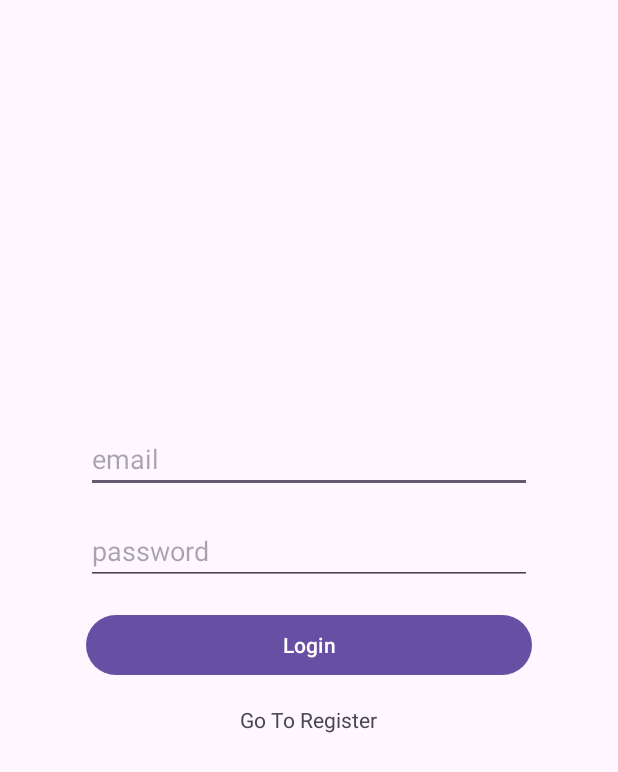
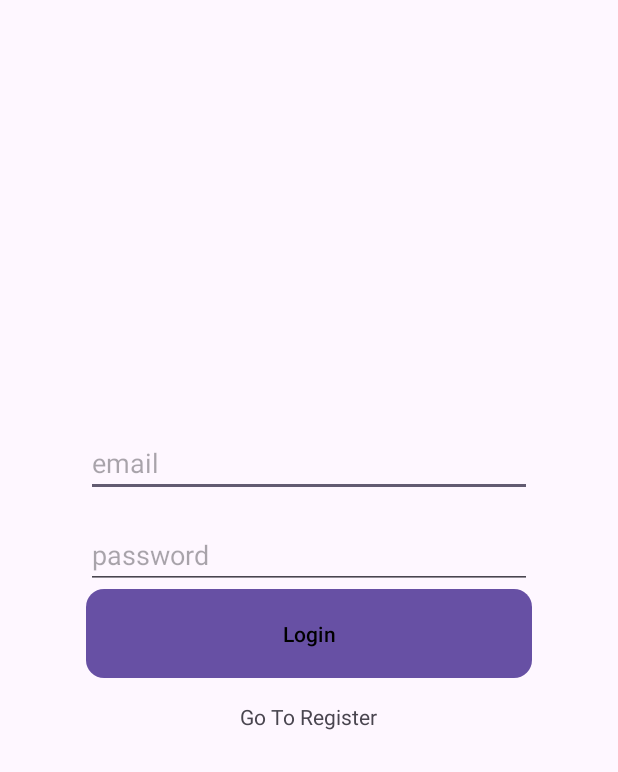
Before and after one commit to marcopetcu/BookClub, an Android app: the screen it shows after launch (MainActivity), on a phone screen of 412 x 824 dp. Shown: the top 772 px of the screen. Run offline under Robolectric (Android 15) with nearby library versions, the phone set to English and light mode, and no system bars; our stand-ins replace Room's generated code, navigation-ui.

Commit message:
Add Selector login

```diff
--- /dev/null
+++ b/app/src/main/res/color/text_primary_selector.xml
@@ -0,0 +1,9 @@
+<?xml version="1.0" encoding="utf-8"?>
+<selector xmlns:android="http://schemas.android.com/apk/res/android">
+    <!-- Dezactivat -->
+    <item android:state_enabled="false" android:color="@color/gray_500"/>
+    <!-- Apăsat -->
+    <item android:state_pressed="true" android:color="@android:color/white"/>
+    <!-- Default -->
+    <item android:color="@android:color/black"/>
+</selector>
--- /dev/null
+++ b/app/src/main/res/drawable/btn_primary_selector.xml
@@ -0,0 +1,17 @@
+<selector xmlns:android="http://schemas.android.com/apk/res/android">
+    <!-- Apăsat -->
+    <item android:state_pressed="true">
+        <shape android:shape="rectangle">
+            <solid android:color="@color/purple_700"/>
+            <corners android:radius="12dp"/>
+        </shape>
+    </item>
+
+    <!-- Stare implicită -->
+    <item>
+        <shape android:shape="rectangle">
+            <solid android:color="@color/purple_500"/>
+            <corners android:radius="12dp"/>
+        </shape>
+    </item>
+</selector>
--- a/app/src/main/res/layout/fragment_login.xml
+++ b/app/src/main/res/layout/fragment_login.xml
@@ -34,7 +34,10 @@
             android:layout_width="match_parent"
             android:layout_height="wrap_content"
             android:text="@string/login"
-            android:layout_marginTop="@dimen/default_space" />
+            android:background="@drawable/btn_primary_selector"
+            android:textColor="@color/text_primary_selector"
+            android:padding="16dp"
+            android:textAllCaps="false"/>
 
         <TextView
             android:id="@+id/tv_register"
--- a/app/src/main/res/values/colors.xml
+++ b/app/src/main/res/values/colors.xml
@@ -2,8 +2,15 @@
 <resources>
     <color name="black">#FF000000</color>
     <color name="white">#FFFFFFFF</color>
+
+    <!-- badge-uri -->
     <color name="badgeLive">#FF6F00</color>        <!-- portocaliu -->
     <color name="badgeScheduled">#FFC107</color>   <!-- galben -->
     <color name="badgeClosed">#9E9E9E</color>      <!-- gri -->
-    <color name="badgeTextOn">#FFFFFF</color>
+    <color name="badgeTextOn">#FFFFFFFF</color>
+
+    <!-- pentru selector -->
+    <color name="gray_500">#9E9E9E</color>
+    <color name="purple_500">#6200EE</color>
+    <color name="purple_700">#3700B3</color>
 </resources>
```
